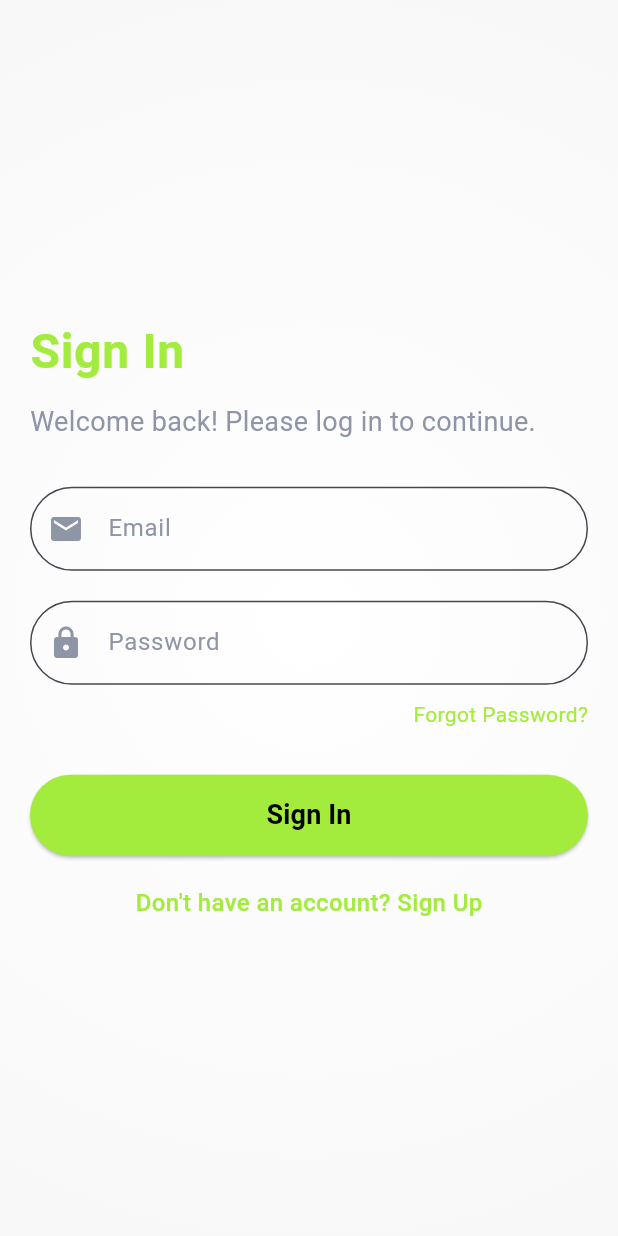
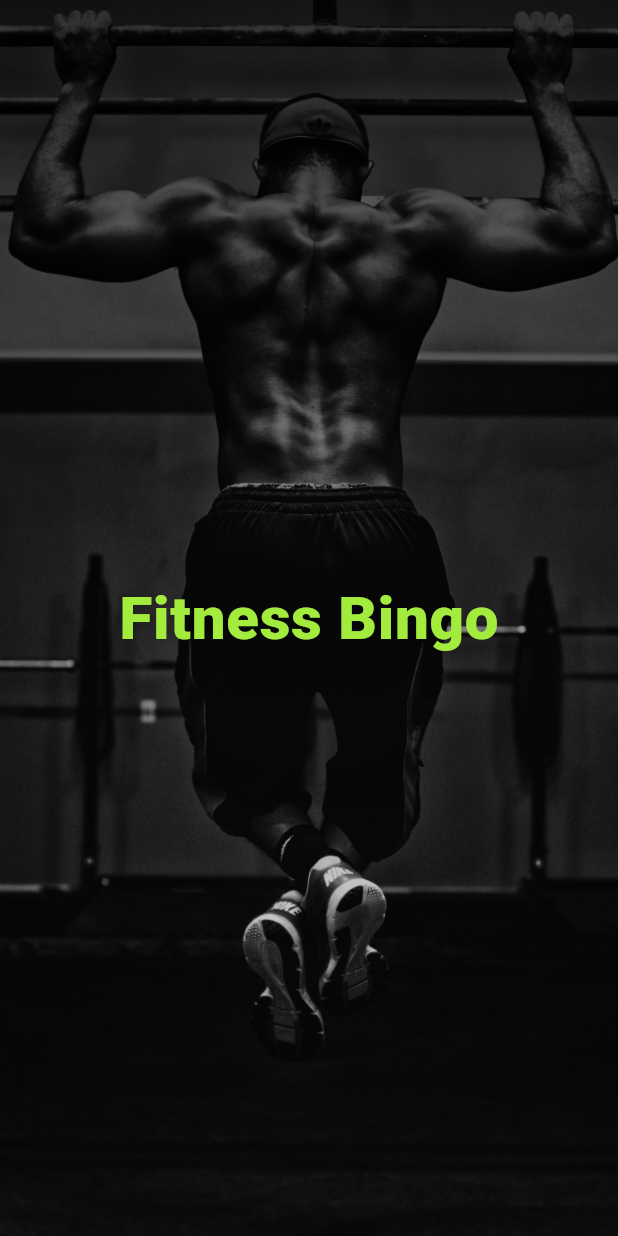
Before and after one commit to MAD-KU/fitness-bingo-app, a Flutter app: the first screen one second after launch, on a phone screen of 412 x 824 dp. Run offline on Flutter 3.47's test engine with Material 3 defaults, Android fonts, the phone set to English and light mode, and no system bars; our stand-ins replace cloud_firestore, firebase_auth, firebase_core; accounts and stored records are empty.

Commit message:
splash screen added

```diff
--- a/lib/main.dart
+++ b/lib/main.dart
@@ -1,4 +1,5 @@
 import 'package:application/screens/signin_screen.dart';
+import 'package:application/screens/splash_screen.dart';
 import 'package:application/themes/theme.dart';
 import 'package:flutter/material.dart';
 
@@ -25,7 +26,7 @@ class MyApp extends StatelessWidget {
       theme: AppTheme.lightTheme,
       darkTheme: AppTheme.darkTheme,
       themeMode: ThemeMode.system,
-      home: SigninScreen(),
+      home: SplashScreen(),
     );
   }
 }
--- a/lib/screens/signin_screen.dart
+++ b/lib/screens/signin_screen.dart
@@ -1,6 +1,6 @@
-import 'package:application/screens/ForgotPasswordScreen.dart';
-import 'package:application/screens/admin/AdminDashboardScreen.dart';
-import 'package:application/screens/user/UserDashboardScreen.dart';
+import 'package:application/screens/forgot_password_screen.dart';
+import 'package:application/screens/admin/admin_dashboard_screen.dart';
+import 'package:application/screens/user/user_dashboard_screen.dart';
 import 'package:flutter/material.dart';
 import 'package:application/screens/signup_screen.dart';
 import '../services/auth_service.dart';
--- /dev/null
+++ b/lib/screens/splash_screen.dart
@@ -0,0 +1,101 @@
+import 'package:application/screens/user/user_dashboard_screen.dart';
+import 'package:cloud_firestore/cloud_firestore.dart';
+import 'package:flutter/material.dart';
+import 'package:firebase_auth/firebase_auth.dart';
+import 'admin/admin_dashboard_screen.dart';
+import 'signin_screen.dart';
+
+class SplashScreen extends StatefulWidget {
+  const SplashScreen({Key? key}) : super(key: key);
+
+  @override
+  State<SplashScreen> createState() => _SplashScreenState();
+}
+
+class _SplashScreenState extends State<SplashScreen> {
+  @override
+  void initState() {
+    super.initState();
+    _navigateToNextScreen();
+  }
+
+  Future<void> _navigateToNextScreen() async {
+    await Future.delayed(const Duration(seconds: 3));
+
+    User? user = FirebaseAuth.instance.currentUser;
+    if (user != null) {
+      final role = await _getUserRole(user.uid);
+      if (role == 'admin') {
+        Navigator.pushReplacement(
+          context,
+          MaterialPageRoute(builder: (context) => const AdminDashboardScreen()),
+        );
+      } else {
+        Navigator.pushReplacement(
+          context,
+          MaterialPageRoute(builder: (context) => const UserDashboardScreen()),
+        );
+      }
+    } else {
+      Navigator.pushReplacement(
+        context,
+        MaterialPageRoute(builder: (context) => const SigninScreen()),
+      );
+    }
+  }
+
+  Future<String?> _getUserRole(String uid) async {
+    try {
+      var userDoc =
+          await FirebaseFirestore.instance.collection('users').doc(uid).get();
+      return userDoc['role'];
+    } catch (e) {
+      return null;
+    }
+  }
+
+  @override
+  Widget build(BuildContext context) {
+    return Scaffold(
+      body: Stack(
+        children: [
+          Container(
+            decoration: const BoxDecoration(
+              image: DecorationImage(
+                image: AssetImage('assets/images/splash-boy.jpg'),
+                fit: BoxFit.cover,
+              ),
+            ),
+          ),
+          Container(
+            decoration: BoxDecoration(
+              gradient: LinearGradient(
+                begin: Alignment.topCenter,
+                end: Alignment.bottomCenter,
+                colors: [
+                  Colors.black.withOpacity(0.8),
+                  Colors.transparent,
+                ],
+              ),
+            ),
+          ),
+          Center(
+            child: Column(
+              mainAxisAlignment: MainAxisAlignment.center,
+              children: [
+                Text(
+                  'Fitness Bingo',
+                  style: Theme.of(context).textTheme.bodyLarge!.copyWith(
+                        fontSize: 40,
+                        fontWeight: FontWeight.w900,
+                        color: Theme.of(context).primaryColor,
+                      ),
+                ),
+              ],
+            ),
+          ),
+        ],
+      ),
+    );
+  }
+}
--- a/pubspec.yaml
+++ b/pubspec.yaml
@@ -63,9 +63,8 @@ flutter:
   uses-material-design: true
 
   # To add assets to your application, add an assets section, like this:
-  # assets:
-  #   - images/a_dot_burr.jpeg
-  #   - images/a_dot_ham.jpeg
+  assets:
+    - assets/images/
 
   # An image asset can refer to one or more resolution-specific "variants", see
   # https://flutter.dev/to/resolution-aware-images
```
Also changed, not shown: assets/images/splash-boy.jpg (added), assets/images/splash-girl.jpg (added), lib/screens/admin/admin_dashboard_screen.dart (renamed from lib/screens/admin/AdminDashboardScreen.dart), lib/screens/forgot_password_screen.dart (renamed from lib/screens/ForgotPasswordScreen.dart), lib/screens/user/user_dashboard_screen.dart (renamed from lib/screens/user/UserDashboardScreen.dart).
